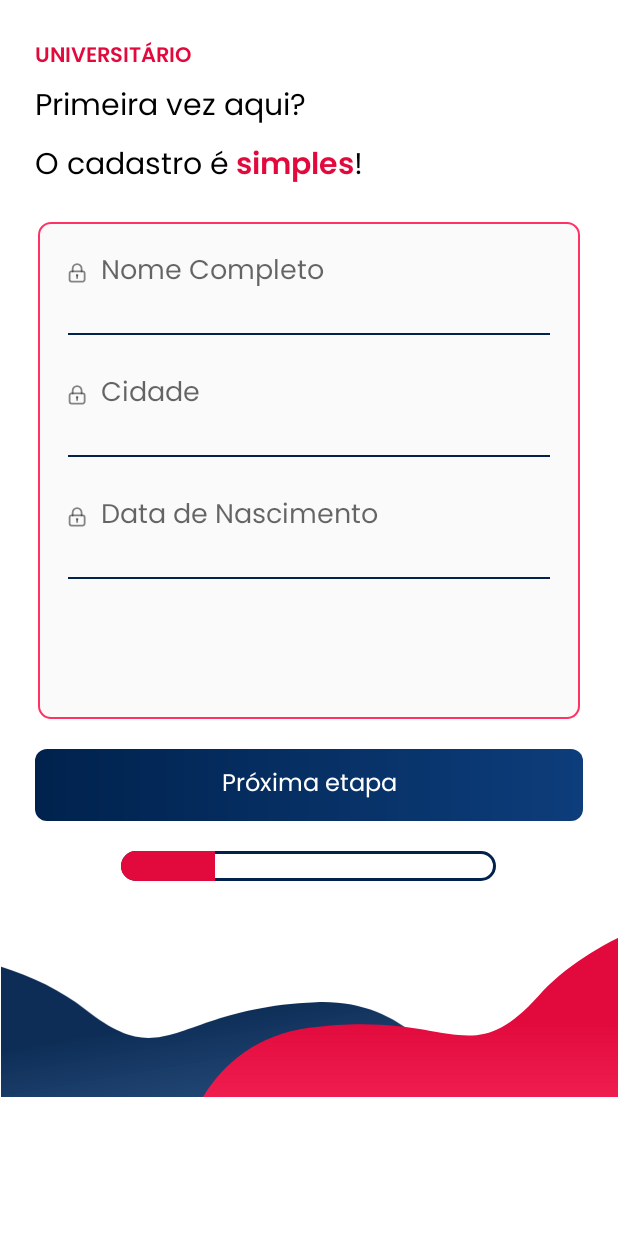
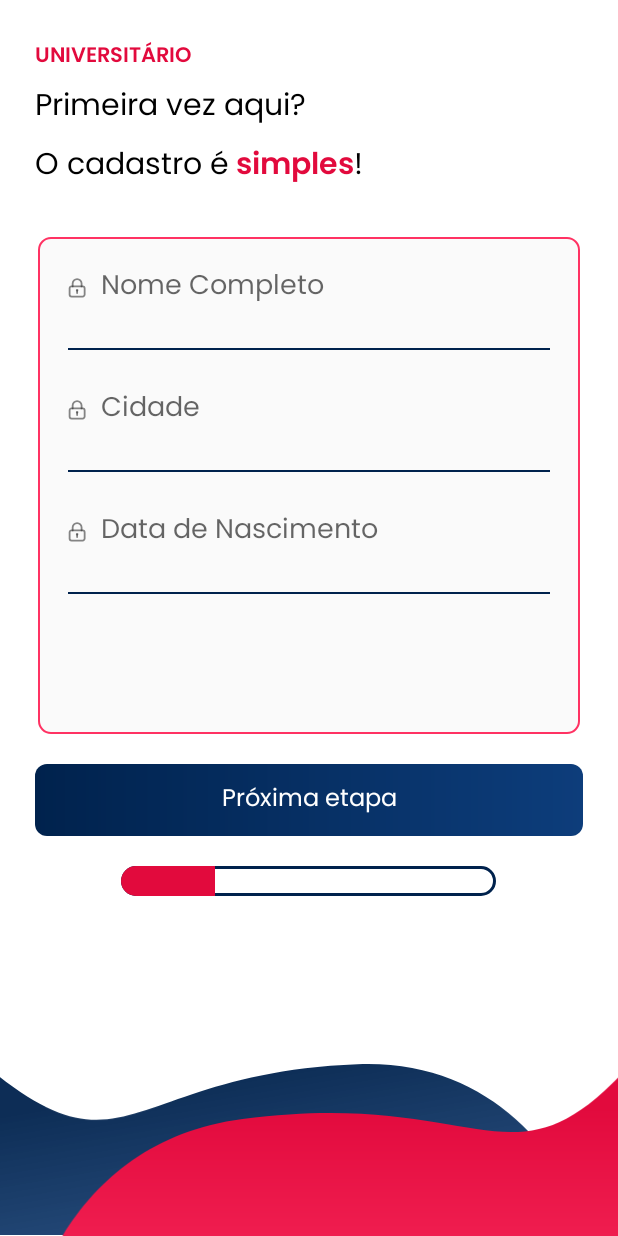
Before and after one commit to HestiaDION/hestia-app, an Android app: the screen it shows after launch (MainActivity), after a tap on "Login", on a phone screen of 412 x 824 dp. Run offline under Robolectric (Android 15) with nearby library versions, the phone set to English and light mode, and no system bars.

Commit message:
ajustando layouts e tudo mais

```diff
--- a/app/src/main/res/layout/fragment_cadastro.xml
+++ b/app/src/main/res/layout/fragment_cadastro.xml
@@ -1,7 +1,7 @@
 <?xml version="1.0" encoding="utf-8"?>
-<LinearLayout xmlns:android="http://schemas.android.com/apk/res/android"
+<LinearLayout
+    xmlns:android="http://schemas.android.com/apk/res/android"
     xmlns:app="http://schemas.android.com/apk/res-auto"
-    android:id="@+id/fragment_container"
     android:layout_width="match_parent"
     android:layout_height="match_parent"
     android:orientation="vertical">
@@ -75,6 +75,7 @@
         android:layout_width="match_parent"
         android:layout_height="wrap_content"
         android:layout_marginLeft="25dp"
+        android:layout_marginTop="10dp"
         android:layout_marginRight="25dp"
         android:background="@drawable/rounded_background"
         android:orientation="vertical"
@@ -241,25 +242,29 @@
 
     <androidx.constraintlayout.widget.ConstraintLayout
         android:layout_width="match_parent"
-        android:layout_height="wrap_content"
-        android:layout_marginTop="10dp">
+        android:layout_height="0dp"
+        android:layout_weight="1">
 
         <ImageView
             android:id="@+id/imageView5"
-            android:layout_width="match_parent"
-            android:layout_height="match_parent"
+            android:layout_width="0dp"
+            android:layout_height="0dp"
             android:layout_marginStart="-90dp"
-            android:layout_marginBottom="-10dp"
+            android:layout_marginBottom="-55dp"
             app:layout_constraintBottom_toBottomOf="parent"
+            app:layout_constraintEnd_toEndOf="parent"
             app:layout_constraintStart_toStartOf="parent"
+            app:layout_constraintTop_toTopOf="parent"
             app:srcCompat="@drawable/blue_bloob_decoration" />
 
         <ImageView
             android:id="@+id/imageView4"
-            android:layout_width="match_parent"
-            android:layout_height="match_parent"
+            android:layout_width="0dp"
+            android:layout_height="0dp"
             android:layout_marginEnd="-130dp"
+            app:layout_constraintStart_toStartOf="parent"
             app:layout_constraintBottom_toBottomOf="parent"
+            app:layout_constraintTop_toTopOf="parent"
             app:layout_constraintEnd_toEndOf="parent"
             app:srcCompat="@drawable/red_bloob_decoration" />
 
--- a/app/src/main/res/layout/fragment_cadastro_universitario_etapa.xml
+++ b/app/src/main/res/layout/fragment_cadastro_universitario_etapa.xml
@@ -398,6 +398,7 @@
         android:layout_height="wrap_content"
         android:layout_gravity="center"
         android:layout_marginTop="20dp"
+        android:layout_marginBottom="20dp"
         android:indeterminateBehavior="repeat"
         android:max="100"
         android:maxHeight="20dip"
```
